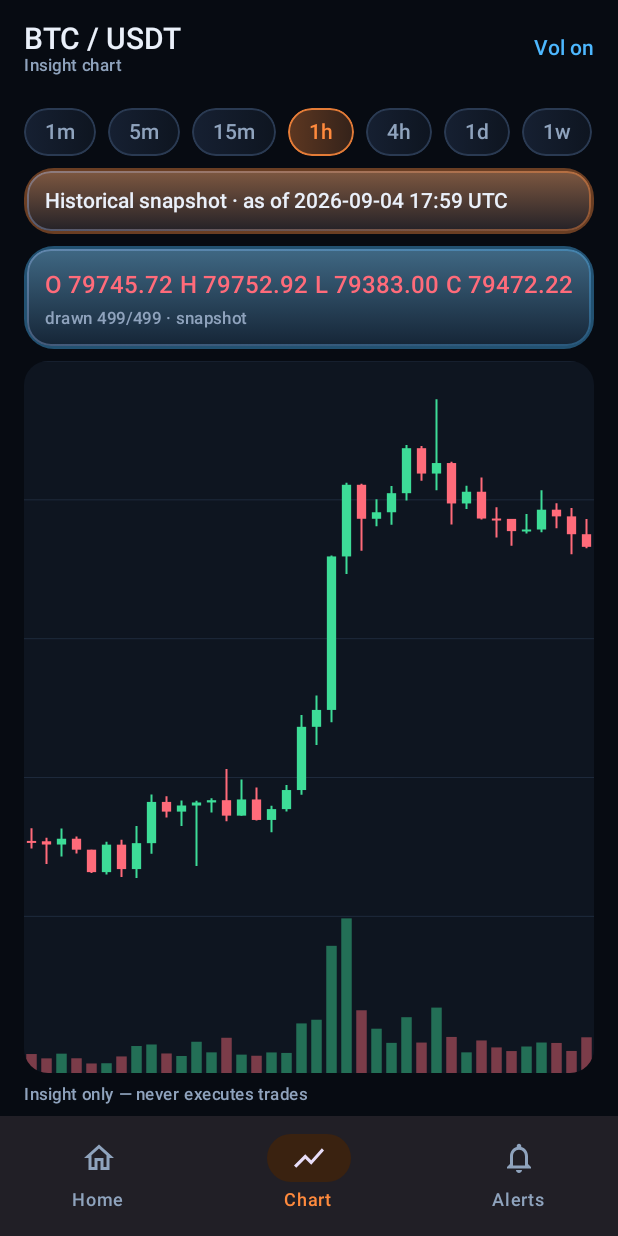
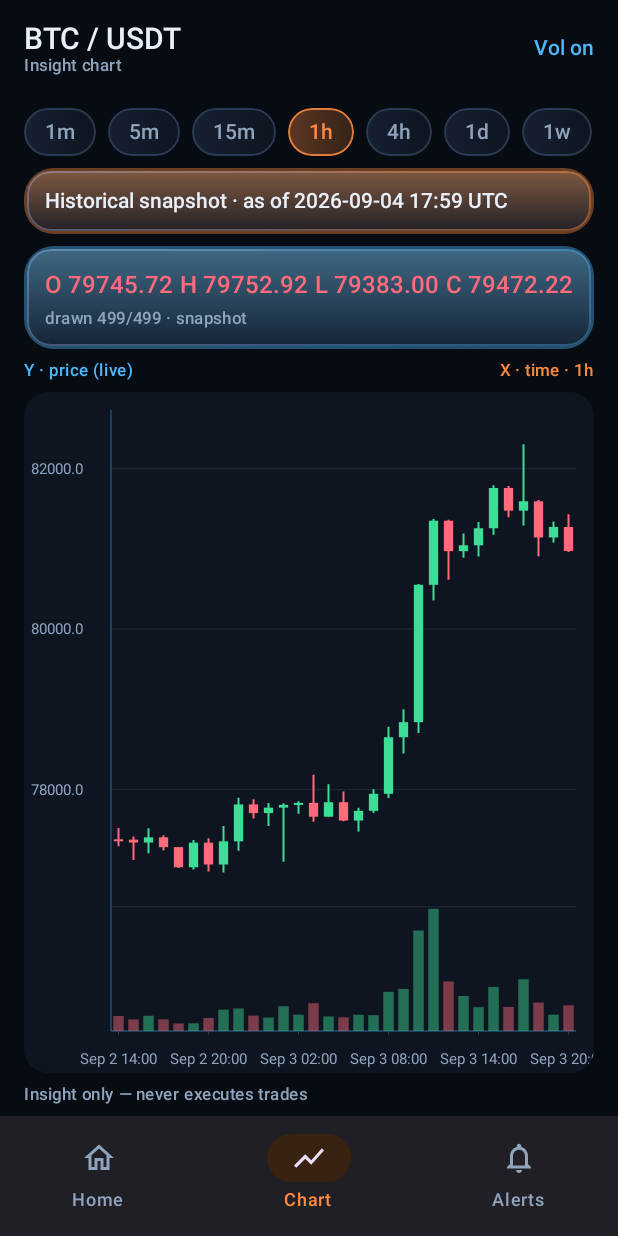
Before and after one commit to dice5am/confluence_app, an Android app built with Jetpack Compose: the chart screen opened through its navigation route, on a phone screen of 412 x 824 dp. Run offline under Robolectric (Android 15) with nearby library versions, the light colour scheme and no system bars.

Commit message:
feat(mobile): dynamic chart X/Y axes + axis chrome
Price (Y) and time (X) ticks recompute from the visible window so
pan/zoom and TF selection refresh labels. Keeps SnapshotMarketDataApi
as the default data path.

```diff
--- a/feature-chart/src/main/java/com/cavin/confluence/feature/chart/CandleChart.kt
+++ b/feature-chart/src/main/java/com/cavin/confluence/feature/chart/CandleChart.kt
@@ -1,5 +1,7 @@
 package com.cavin.confluence.feature.chart
 
+import android.graphics.Paint
+import android.graphics.Typeface
 import androidx.compose.foundation.Canvas
 import androidx.compose.foundation.gestures.detectDragGesturesAfterLongPress
 import androidx.compose.foundation.gestures.detectTransformGestures
@@ -15,10 +17,13 @@ import androidx.compose.ui.Modifier
 import androidx.compose.ui.geometry.Offset
 import androidx.compose.ui.geometry.Size
 import androidx.compose.ui.graphics.PathEffect
+import androidx.compose.ui.graphics.nativeCanvas
+import androidx.compose.ui.graphics.toArgb
 import androidx.compose.ui.input.pointer.pointerInput
 import androidx.compose.ui.layout.onSizeChanged
 import androidx.compose.ui.platform.LocalDensity
 import androidx.compose.ui.unit.dp
+import com.cavin.confluence.core.ui.theme.ConfluenceColors
 import com.cavin.confluence.core.ui.theme.ConfluenceThemeAccess
 import com.cavin.confluence.data.model.Candle
 import kotlin.math.floor
@@ -27,14 +32,10 @@ import kotlin.math.min
 import kotlin.math.roundToInt
 
 /**
- * MOB-2.1 / 2.7 — Compose Canvas OHLC + optional volume strip.
+ * Compose Canvas OHLC + volume + **dynamic X/Y axes**.
  *
- * - Horizontal pan + pinch-zoom on the time axis
- * - Long-press drag → crosshair + nearest candle callback
- * - Draws the visible index window only (no full-series copy per frame)
- * - MOB-2.7: collapsible volume histogram (~22% bottom)
- *
- * TODO(MOB-2.5): live append without full rebuild
+ * X = time (visible window labels update on pan/zoom/TF via [seriesKey]).
+ * Y = price (nice ticks from visible high/low).
  */
 @Composable
 fun CandleChart(
@@ -51,6 +52,10 @@ fun CandleChart(
     val density = LocalDensity.current
     val minCandleWidthPx = with(density) { 4.dp.toPx() }
     val maxCandleWidthPx = with(density) { 28.dp.toPx() }
+    val leftPad = with(density) { 56.dp.toPx() }
+    val rightPad = with(density) { 10.dp.toPx() }
+    val topPad = with(density) { 10.dp.toPx() }
+    val bottomPad = with(density) { 26.dp.toPx() }
 
     var startIndex by remember(seriesKey, candles.size) {
         mutableIntStateOf(max(0, candles.size - 48))
@@ -61,9 +66,18 @@ fun CandleChart(
     var crosshairX by remember { mutableStateOf<Float?>(null) }
     var drawEpoch by remember { mutableIntStateOf(0) }
 
-    fun visibleCount(width: Float, cw: Float): Int {
-        if (width <= 0f || cw <= 0f) return 1
-        return max(8, floor(width / cw).toInt())
+    val labelPaint = remember {
+        Paint(Paint.ANTI_ALIAS_FLAG).apply {
+            color = ConfluenceColors.OnSurfaceMuted.toArgb()
+            textSize = with(density) { 10.dp.toPx() }
+            typeface = Typeface.create(Typeface.SANS_SERIF, Typeface.NORMAL)
+        }
+    }
+    fun plotWidth(totalW: Float): Float = (totalW - leftPad - rightPad).coerceAtLeast(1f)
+
+    fun visibleCount(plotW: Float, cw: Float): Int {
+        if (plotW <= 0f || cw <= 0f) return 1
+        return max(8, floor(plotW / cw).toInt())
     }
 
     fun clampWindow(start: Int, count: Int): Int {
@@ -71,9 +85,9 @@ fun CandleChart(
         return start.coerceIn(0, max(0, candles.size - c))
     }
 
-    fun candleAtX(x: Float, start: Int, count: Int, cw: Float): Candle? {
+    fun candleAtPlotX(plotX: Float, start: Int, count: Int, cw: Float): Candle? {
         if (count <= 0 || cw <= 0f) return null
-        val idx = start + (x / cw).toInt().coerceIn(0, count - 1)
+        val idx = start + (plotX / cw).toInt().coerceIn(0, count - 1)
         return candles.getOrNull(idx)
     }
 
@@ -84,8 +98,9 @@ fun CandleChart(
             .pointerInput(seriesKey, candles.size) {
                 detectTransformGestures { _, pan, zoom, _ ->
                     val width = canvasWidthPx.takeIf { it > 0f } ?: size.width.toFloat()
+                    val pw = plotWidth(width)
                     val cw = (candleWidthPx * zoom).coerceIn(minCandleWidthPx, maxCandleWidthPx)
-                    val count = visibleCount(width, cw)
+                    val count = visibleCount(pw, cw)
                     val shiftCandles = (-pan.x / cw).roundToInt()
                     candleWidthPx = cw
                     startIndex = clampWindow(startIndex + shiftCandles, count)
@@ -99,9 +114,11 @@ fun CandleChart(
                     onDragStart = { offset ->
                         crosshairX = offset.x
                         val width = canvasWidthPx.takeIf { it > 0f } ?: size.width.toFloat()
-                        val count = visibleCount(width, candleWidthPx)
+                        val pw = plotWidth(width)
+                        val count = visibleCount(pw, candleWidthPx)
                         val start = clampWindow(startIndex, count)
-                        onCrosshairCandle(candleAtX(offset.x, start, count, candleWidthPx))
+                        val plotX = offset.x - leftPad
+                        onCrosshairCandle(candleAtPlotX(plotX, start, count, candleWidthPx))
                         drawEpoch++
                     },
                     onDrag = { change, _ ->
@@ -109,12 +126,13 @@ fun CandleChart(
                         val x = change.position.x
                         crosshairX = x
                         val width = canvasWidthPx.takeIf { it > 0f } ?: size.width.toFloat()
-                        val count = visibleCount(width, candleWidthPx)
+                        val pw = plotWidth(width)
+                        val count = visibleCount(pw, candleWidthPx)
                         val start = clampWindow(startIndex, count)
-                        onCrosshairCandle(candleAtX(x, start, count, candleWidthPx))
+                        onCrosshairCandle(candleAtPlotX(x - leftPad, start, count, candleWidthPx))
                         drawEpoch++
                     },
-                    onDragEnd = { /* keep selection until Clear / pan-zoom */ },
+                    onDragEnd = { },
                     onDragCancel = {
                         crosshairX = null
                         onCrosshairCandle(null)
@@ -128,13 +146,17 @@ fun CandleChart(
 
         val width = size.width
         val height = size.height
-        val volFrac = if (showVolume) 0.22f else 0f
-        val priceHeight = height * (1f - volFrac)
-        val volTop = priceHeight
-        val volHeight = height - priceHeight
+        val plotW = plotWidth(width)
+        val plotBottom = height - bottomPad
+        val volFrac = if (showVolume) 0.20f else 0f
+        val usableH = (plotBottom - topPad).coerceAtLeast(1f)
+        val volHeight = usableH * volFrac
+        val priceHeight = usableH - volHeight
+        val priceTop = topPad
+        val volTop = priceTop + priceHeight
 
         val cw = candleWidthPx
-        val count = visibleCount(width, cw)
+        val count = visibleCount(plotW, cw)
         val start = clampWindow(startIndex, count)
         val end = min(candles.size, start + count)
         if (start >= end) return@Canvas
@@ -153,19 +175,42 @@ fun CandleChart(
         hi += pad
         val span = (hi - lo).coerceAtLeast(1e-3f)
 
-        fun yFor(price: Float): Float = priceHeight - ((price - lo) / span) * priceHeight
+        fun yFor(price: Float): Float =
+            priceTop + priceHeight - ((price - lo) / span) * priceHeight
 
+        fun xForSlot(slot: Int): Float = leftPad + slot * cw + cw / 2f
+
+        val tf = candles[start].timeframe
         val gridColor = chartColors.grid
-        for (i in 0..3) {
-            val gy = priceHeight * i / 4f
-            drawLine(gridColor, Offset(0f, gy), Offset(width, gy), strokeWidth = 1f)
+        val yTicks = ChartAxisLabels.priceTicks(lo, hi, targetCount = 5)
+
+        // Y grid + labels
+        for (price in yTicks) {
+            val gy = yFor(price)
+            if (gy < priceTop || gy > priceTop + priceHeight) continue
+            drawLine(
+                gridColor,
+                Offset(leftPad, gy),
+                Offset(width - rightPad, gy),
+                strokeWidth = 1f,
+            )
+            drawContext.canvas.nativeCanvas.drawText(
+                ChartAxisLabels.formatPrice(price),
+                4f,
+                gy + labelPaint.textSize * 0.35f,
+                labelPaint,
+            )
         }
+
+        // Plot frame
+        drawLine(ConfluenceColors.Primary.copy(alpha = 0.35f), Offset(leftPad, priceTop), Offset(leftPad, plotBottom), strokeWidth = 1.5f)
+        drawLine(ConfluenceColors.Primary.copy(alpha = 0.35f), Offset(leftPad, plotBottom), Offset(width - rightPad, plotBottom), strokeWidth = 1.5f)
 
         val bodyFrac = 0.62f
         for (i in start until end) {
             val c = candles[i]
             val slot = i - start
-            val cx = slot * cw + cw / 2f
+            val cx = xForSlot(slot)
             val bull = c.close >= c.open
             val color = if (bull) chartColors.bull else chartColors.bear
             val yHigh = yFor(c.high.toFloat())
@@ -185,37 +230,77 @@ fun CandleChart(
         }
 
         if (showVolume && volHeight > 1f && maxVol > 0.0) {
-            drawLine(gridColor, Offset(0f, volTop), Offset(width, volTop), strokeWidth = 1f)
+            drawLine(gridColor, Offset(leftPad, volTop), Offset(width - rightPad, volTop), strokeWidth = 1f)
             val barW = cw * 0.7f
             for (i in start until end) {
                 val c = candles[i]
                 val slot = i - start
-                val cx = slot * cw + cw / 2f
+                val cx = xForSlot(slot)
                 val bull = c.close >= c.open
                 val color = if (bull) chartColors.bull else chartColors.bear
                 val h = (c.volume / maxVol).toFloat().coerceIn(0f, 1f) * (volHeight - 2f)
                 drawRect(
                     color = color.copy(alpha = 0.45f),
-                    topLeft = Offset(cx - barW / 2f, height - h),
+                    topLeft = Offset(cx - barW / 2f, plotBottom - h),
                     size = Size(barW, h.coerceAtLeast(1f)),
                 )
             }
         }
 
+        // X time labels (update with pan/zoom/TF)
+        val slots = ChartAxisLabels.timeSlotIndices(
+            visibleCount = end - start,
+            minPxBetween = with(density) { 56.dp.toPx() },
+            candleWidthPx = cw,
+        )
+        labelPaint.textAlign = Paint.Align.CENTER
+        for (slot in slots) {
+            val idx = start + slot
+            val c = candles.getOrNull(idx) ?: continue
+            val cx = xForSlot(slot)
+            drawLine(
+                ConfluenceColors.Outline,
+                Offset(cx, plotBottom),
+                Offset(cx, plotBottom + 4f),
+                strokeWidth = 1f,
+            )
+            drawContext.canvas.nativeCanvas.drawText(
+                ChartAxisLabels.formatTime(c.openTimeMs, tf),
+                cx,
+                height - 6f,
+                labelPaint,
+            )
+        }
+        labelPaint.textAlign = Paint.Align.LEFT
+
         val xh = crosshairX
-        if (xh != null) {
+        if (xh != null && xh >= leftPad && xh <= width - rightPad) {
             val dash = PathEffect.dashPathEffect(floatArrayOf(10f, 8f), 0f)
             drawLine(
                 chartColors.crosshair,
-                Offset(xh, 0f),
-                Offset(xh, height),
+                Offset(xh, priceTop),
+                Offset(xh, plotBottom),
                 strokeWidth = 1.5f,
                 pathEffect = dash,
             )
-            val c = candleAtX(xh, start, count, cw)
+            val c = candleAtPlotX(xh - leftPad, start, count, cw)
             if (c != null) {
                 val y = yFor(c.close.toFloat())
                 drawCircle(chartColors.crosshair, radius = 5f, center = Offset(xh, y))
+                drawLine(
+                    chartColors.crosshair.copy(alpha = 0.5f),
+                    Offset(leftPad, y),
+                    Offset(width - rightPad, y),
+                    strokeWidth = 1f,
+                    pathEffect = dash,
+                )
+                drawContext.canvas.nativeCanvas.drawText(
+                    ChartAxisLabels.formatPrice(c.close.toFloat()),
+                    leftPad + 4f,
+                    (y - 6f).coerceAtLeast(priceTop + labelPaint.textSize),
+                    labelPaint.apply { color = ConfluenceColors.Accent.toArgb() },
+                )
+                labelPaint.color = ConfluenceColors.OnSurfaceMuted.toArgb()
             }
         }
     }
--- /dev/null
+++ b/feature-chart/src/main/java/com/cavin/confluence/feature/chart/ChartAxisLabels.kt
@@ -0,0 +1,89 @@
+package com.cavin.confluence.feature.chart
+
+import com.cavin.confluence.data.model.Timeframe
+import java.text.SimpleDateFormat
+import java.util.Date
+import java.util.Locale
+import java.util.TimeZone
+import kotlin.math.ceil
+import kotlin.math.floor
+import kotlin.math.log10
+import kotlin.math.pow
+
+/**
+ * Dynamic axis label helpers — densify/format from the visible window + TF.
+ * Times shown in America/Toronto (app calendar lock).
+ */
+object ChartAxisLabels {
+    private val tz: TimeZone = TimeZone.getTimeZone("America/Toronto")
+
+    fun formatPrice(v: Float): String = when {
+        v >= 100_000f -> String.format(Locale.US, "%.0f", v)
+        v >= 10_000f -> String.format(Locale.US, "%.1f", v)
+        v >= 1_000f -> String.format(Locale.US, "%.2f", v)
+        else -> String.format(Locale.US, "%.4f", v)
+    }
+
+    fun formatTime(openTimeMs: Long, tf: Timeframe): String {
+        val pattern = when (tf) {
+            Timeframe.M1, Timeframe.M5, Timeframe.M15 -> "HH:mm"
+            Timeframe.H1, Timeframe.H4 -> "MMM d HH:mm"
+            Timeframe.D1, Timeframe.W1 -> "MMM d"
+        }
+        val fmt = SimpleDateFormat(pattern, Locale.US).apply { timeZone = tz }
+        return fmt.format(Date(openTimeMs))
+    }
+
+    /** Nice Y tick prices covering [lo, hi]. */
+    fun priceTicks(lo: Float, hi: Float, targetCount: Int = 5): List<Float> {
+        if (!lo.isFinite() || !hi.isFinite() || hi <= lo) return emptyList()
+        val span = (hi - lo).toDouble()
+        val rough = span / (targetCount - 1).coerceAtLeast(1)
+        val niceStep = niceNum(rough, round = true)
+        val niceLo = floor(lo / niceStep) * niceStep
+        val niceHi = ceil(hi / niceStep) * niceStep
+        val out = ArrayList<Float>()
+        var v = niceLo
+        var guard = 0
+        while (v <= niceHi + niceStep * 0.5 && guard < 24) {
+            if (v >= lo - niceStep * 0.01 && v <= hi + niceStep * 0.01) {
+                out.add(v.toFloat())
+            }
+            v += niceStep
+            guard++
+        }
+        return out
+    }
+
+    /** Indices into the visible candle window for X labels (readable density). */
+    fun timeSlotIndices(visibleCount: Int, minPxBetween: Float, candleWidthPx: Float): List<Int> {
+        if (visibleCount <= 0) return emptyList()
+        val step = maxOf(1, ceil(minPxBetween / candleWidthPx.coerceAtLeast(1f)).toInt())
+        val out = ArrayList<Int>()
+        var i = 0
+        while (i < visibleCount) {
+            out.add(i)
+            i += step
+        }
+        val last = visibleCount - 1
+        if (out.lastOrNull() != last) out.add(last)
+        return out
+    }
+
+    private fun niceNum(range: Double, round: Boolean): Double {
+        if (range <= 0.0) return 1.0
+        val exp = floor(log10(range))
+        val frac = range / 10.0.pow(exp)
+        val nice = when {
+            round && frac < 1.5 -> 1.0
+            round && frac < 3.0 -> 2.0
+            round && frac < 7.0 -> 5.0
+            round -> 10.0
+            frac <= 1.0 -> 1.0
+            frac <= 2.0 -> 2.0
+            frac <= 5.0 -> 5.0
+            else -> 10.0
+        }
+        return nice * 10.0.pow(exp)
+    }
+}
--- a/feature-chart/src/main/java/com/cavin/confluence/feature/chart/ChartScreen.kt
+++ b/feature-chart/src/main/java/com/cavin/confluence/feature/chart/ChartScreen.kt
@@ -182,12 +182,30 @@ fun ChartScreen(
                 }
             }
 
+            Row(
+                Modifier.fillMaxWidth(),
+                horizontalArrangement = Arrangement.SpaceBetween,
+            ) {
+                Text(
+                    "Y · price (live)",
+                    style = MaterialTheme.typography.labelSmall,
+                    color = ConfluenceColors.Primary,
+                    fontWeight = FontWeight.SemiBold,
+                )
+                Text(
+                    "X · time · ${state.timeframe.wire}",
+                    style = MaterialTheme.typography.labelSmall,
+                    color = ConfluenceColors.Accent,
+                    fontWeight = FontWeight.SemiBold,
+                )
+            }
             Box(
                 modifier = Modifier
                     .weight(1f)
                     .fillMaxWidth()
                     .clip(RoundedCornerShape(16.dp))
-                    .background(ConfluenceColors.Surface),
+                    .background(ConfluenceColors.Surface)
+                    .padding(2.dp),
             ) {
                 when {
                     state.loading && state.candles.isEmpty() ->
@@ -201,6 +219,11 @@ fun ChartScreen(
                         seriesKey = "${state.venue.wire}:${state.timeframe.wire}",
                         modifier = Modifier.fillMaxSize(),
                         onCrosshairCandle = onCrosshair,
+                    )
+                    else -> Text(
+                        "No series for ${state.timeframe.wire}",
+                        modifier = Modifier.align(Alignment.Center),
+                        color = ConfluenceColors.OnSurfaceMuted,
                     )
                 }
             }
```
Also changed, not shown: 2 other files.
